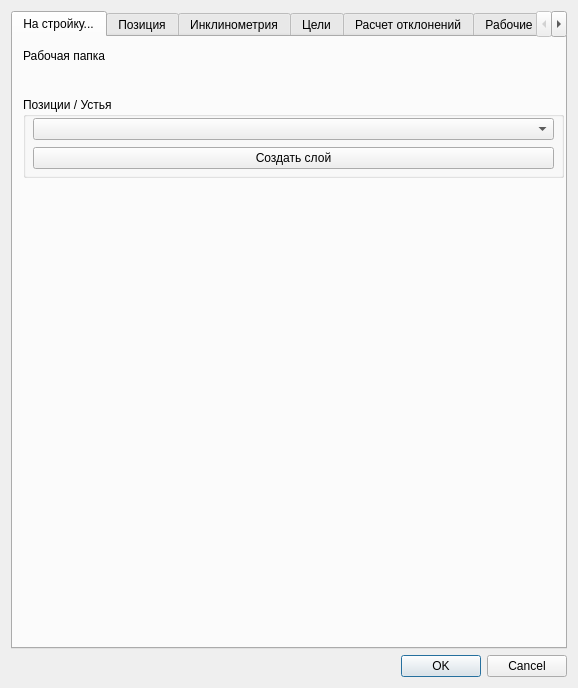
Old version of the form inclinometr_dialog_base.ui in the repository Aykuayvenchorr/inclinometr.
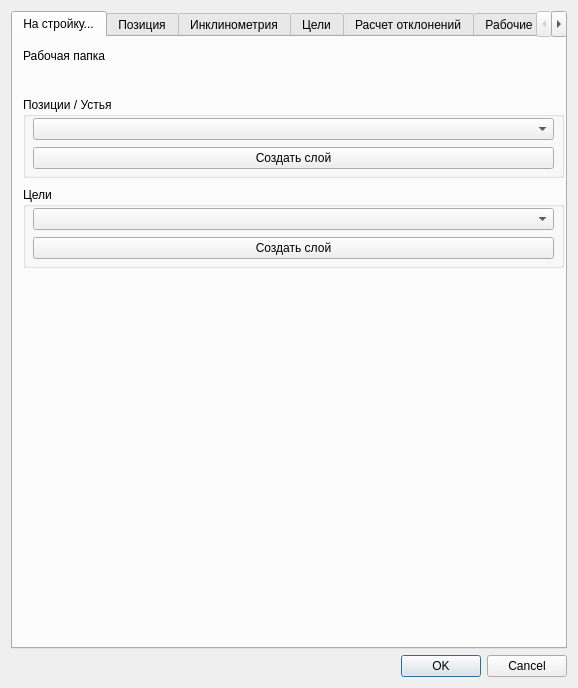
New version of the form. Icons and pictures are not drawn. Custom widgets are drawn as their Qt base class.

The edit to the form file:
```diff
--- a/inclinometr_dialog_base.ui
+++ b/inclinometr_dialog_base.ui
@@ -83,7 +83,7 @@
         </layout>
        </widget>
       </widget>
-      <widget class="QWidget" name="">
+      <widget class="QWidget" name="layoutWidget">
        <property name="geometry">
         <rect>
          <x>10</x>
@@ -109,6 +109,41 @@
         </item>
        </layout>
       </widget>
+      <widget class="QGroupBox" name="tabSettingsWellheadGbox_2">
+       <property name="geometry">
+        <rect>
+         <x>10</x>
+         <y>150</y>
+         <width>541</width>
+         <height>81</height>
+        </rect>
+       </property>
+       <property name="title">
+        <string>Цели</string>
+       </property>
+       <widget class="QWidget" name="layoutWidget_2">
+        <property name="geometry">
+         <rect>
+          <x>10</x>
+          <y>20</y>
+          <width>521</width>
+          <height>53</height>
+         </rect>
+        </property>
+        <layout class="QVBoxLayout" name="verticalLayout_11">
+         <item>
+          <widget class="QgsMapLayerComboBox" name="tabSettingsTargetsMLCBox"/>
+         </item>
+         <item>
+          <widget class="QPushButton" name="tabSettingsTargetsBtn">
+           <property name="text">
+            <string>Создать слой</string>
+           </property>
+          </widget>
+         </item>
+        </layout>
+       </widget>
+      </widget>
      </widget>
      <widget class="QWidget" name="Ust">
       <attribute name="title">
```
Left out of the diff: 2 changed lines with no effect on the pictures.
